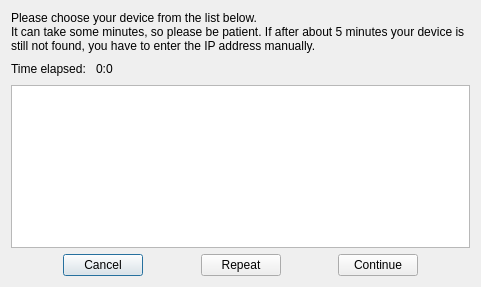
Qt form autosearchdialog.ui (AceOfSnakes/NetRC) before a commit.
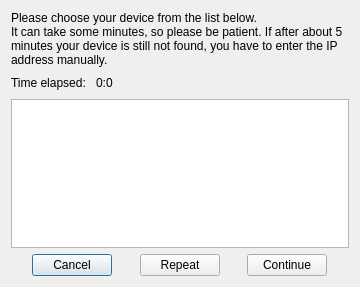
The same form after that commit.

```diff
--- a/autosearchdialog.ui
+++ b/autosearchdialog.ui
@@ -6,7 +6,7 @@
    <rect>
     <x>0</x>
     <y>0</y>
-    <width>481</width>
+    <width>360</width>
     <height>287</height>
    </rect>
   </property>
```
